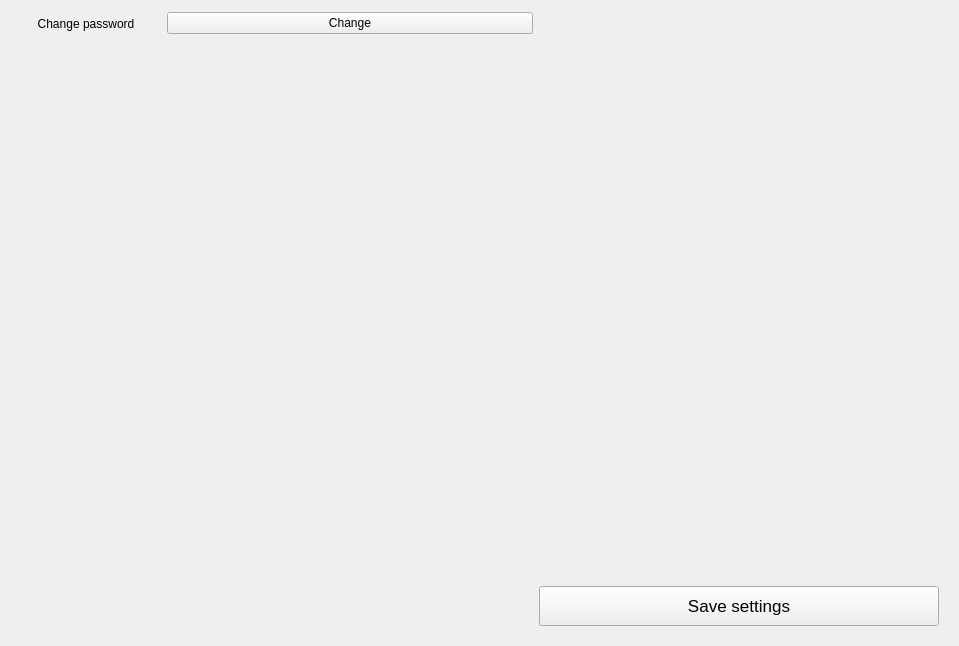
Qt form parser-test/settings_profilelayout.ui (JerryShe/O-Reader) before a commit.
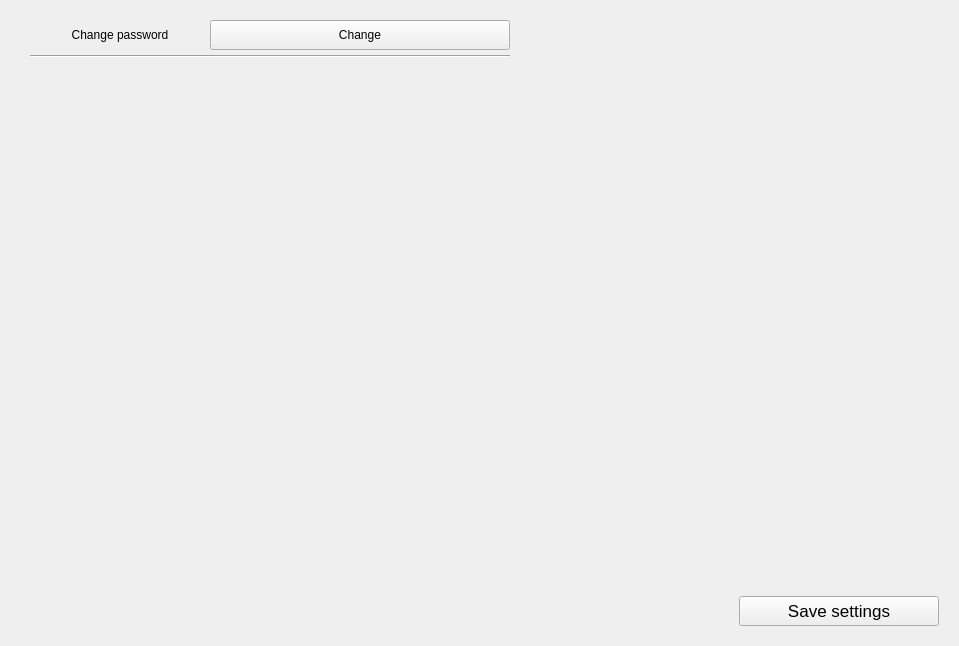
The same form after that commit.

Patch:
```diff
--- a/parser-test/settings_profilelayout.ui
+++ b/parser-test/settings_profilelayout.ui
@@ -19,19 +19,39 @@
   <property name="frameShadow">
    <enum>QFrame::Raised</enum>
   </property>
-  <layout class="QGridLayout" name="gridLayout">
+  <layout class="QVBoxLayout" name="verticalLayout">
+   <property name="spacing">
+    <number>0</number>
+   </property>
+   <property name="leftMargin">
+    <number>30</number>
+   </property>
+   <property name="topMargin">
+    <number>20</number>
+   </property>
    <property name="rightMargin">
     <number>20</number>
    </property>
    <property name="bottomMargin">
     <number>20</number>
    </property>
-   <item row="1" column="0">
+   <item>
+    <layout class="QFormLayout" name="formLayout">
+     <property name="sizeConstraint">
+      <enum>QLayout::SetFixedSize</enum>
+     </property>
+     <property name="horizontalSpacing">
+      <number>0</number>
+     </property>
+     <property name="verticalSpacing">
+      <number>5</number>
+     </property>
+     <item row="0" column="0">
     <widget class="QLabel" name="label_2">
      <property name="minimumSize">
       <size>
-       <width>150</width>
-       <height>25</height>
+         <width>180</width>
+         <height>30</height>
       </size>
      </property>
      <property name="text">
@@ -42,7 +62,69 @@
      </property>
     </widget>
    </item>
-   <item row="3" column="2">
+     <item row="0" column="1">
+      <widget class="QPushButton" name="ChangePasswordButton">
+       <property name="minimumSize">
+        <size>
+         <width>300</width>
+         <height>30</height>
+        </size>
+       </property>
+       <property name="maximumSize">
+        <size>
+         <width>300</width>
+         <height>30</height>
+        </size>
+       </property>
+       <property name="text">
+        <string>Change</string>
+       </property>
+      </widget>
+     </item>
+     <item row="1" column="0" colspan="2">
+      <widget class="Line" name="line_63">
+       <property name="maximumSize">
+        <size>
+         <width>480</width>
+         <height>10</height>
+        </size>
+       </property>
+       <property name="orientation">
+        <enum>Qt::Horizontal</enum>
+       </property>
+      </widget>
+     </item>
+     <item row="2" column="0" colspan="2">
+      <spacer name="verticalSpacer">
+       <property name="orientation">
+        <enum>Qt::Vertical</enum>
+       </property>
+       <property name="sizeHint" stdset="0">
+        <size>
+         <width>20</width>
+         <height>40</height>
+        </size>
+       </property>
+      </spacer>
+     </item>
+    </layout>
+   </item>
+   <item>
+    <layout class="QHBoxLayout" name="horizontalLayout">
+     <item>
+      <spacer name="horizontalSpacer">
+       <property name="orientation">
+        <enum>Qt::Horizontal</enum>
+       </property>
+       <property name="sizeHint" stdset="0">
+        <size>
+         <width>40</width>
+         <height>20</height>
+        </size>
+       </property>
+      </spacer>
+     </item>
+     <item>
     <widget class="QPushButton" name="SaveButton">
      <property name="sizePolicy">
       <sizepolicy hsizetype="Preferred" vsizetype="Fixed">
@@ -52,14 +134,14 @@
      </property>
      <property name="minimumSize">
       <size>
-       <width>400</width>
-       <height>40</height>
+         <width>200</width>
+         <height>30</height>
       </size>
      </property>
      <property name="maximumSize">
       <size>
-       <width>400</width>
-       <height>40</height>
+         <width>200</width>
+         <height>30</height>
       </size>
      </property>
      <property name="font">
@@ -72,38 +154,7 @@
      </property>
     </widget>
    </item>
-   <item row="0" column="1">
-    <spacer name="horizontalSpacer">
-     <property name="orientation">
-      <enum>Qt::Horizontal</enum>
-     </property>
-     <property name="sizeHint" stdset="0">
-      <size>
-       <width>40</width>
-       <height>0</height>
-      </size>
-     </property>
-    </spacer>
-   </item>
-   <item row="2" column="1">
-    <spacer name="verticalSpacer">
-     <property name="orientation">
-      <enum>Qt::Vertical</enum>
-     </property>
-     <property name="sizeHint" stdset="0">
-      <size>
-       <width>20</width>
-       <height>40</height>
-      </size>
-     </property>
-    </spacer>
-   </item>
-   <item row="1" column="1">
-    <widget class="QPushButton" name="ChangePasswordButton">
-     <property name="text">
-      <string>Change</string>
-     </property>
-    </widget>
+    </layout>
    </item>
   </layout>
  </widget>
```
Lines whose indentation alone changed are shown as unchanged.
